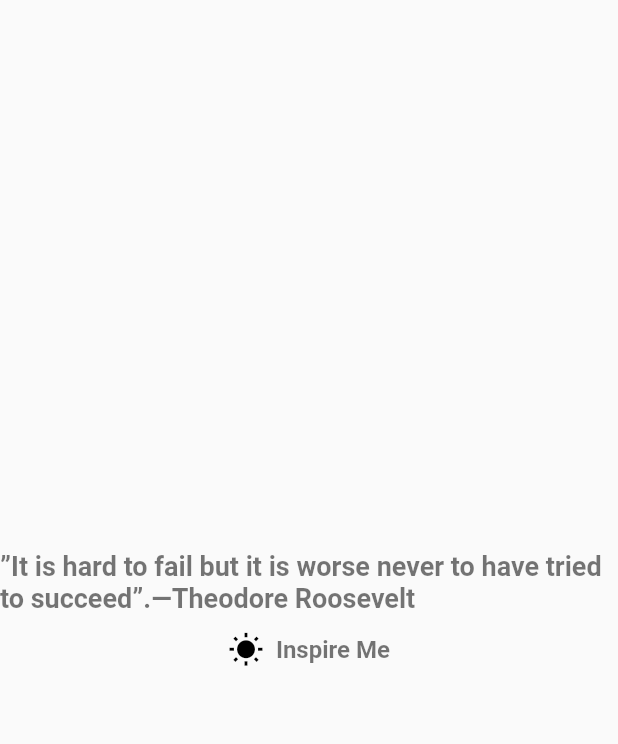
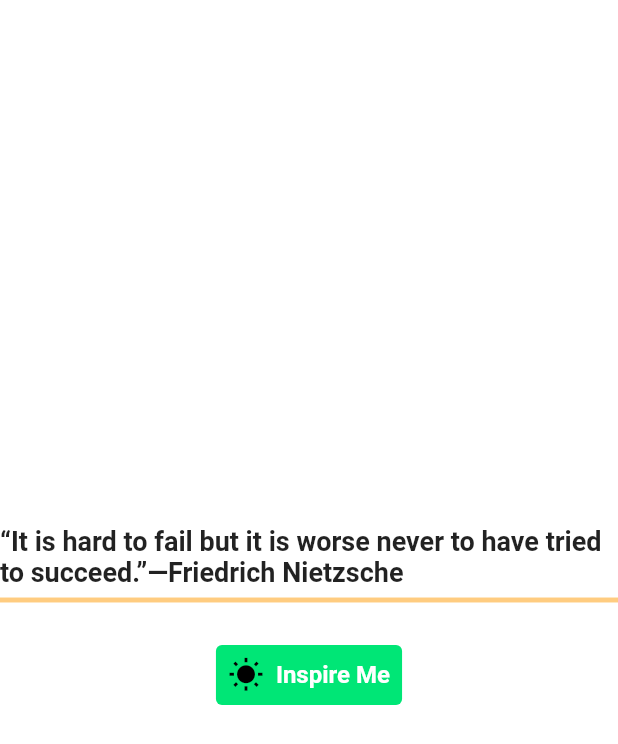
Before and after one commit to ABOALI112/quotes_app, a Flutter app: the screen it shows after launch, after a tap on "Inspire Me", on a phone screen of 412 x 824 dp. Shown: the top 744 px of the screen. Run offline on Flutter 3.47's test engine with Material 2 defaults, Android fonts, the phone set to English and light mode, and no system bars.

Commit message:
setting the textbutton at the center so it stay constant

```diff
--- a/lib/UI/home.dart
+++ b/lib/UI/home.dart
@@ -1,3 +1,5 @@
+import 'dart:ui';
+
 import 'package:flutter/material.dart';
 
 class Wisdom extends StatefulWidget {
@@ -8,6 +10,8 @@ class Wisdom extends StatefulWidget {
 }
 
 class _WisdomState extends State<Wisdom> {
+  int _counter = 0;
+
   final List Quotes = [
     "”It is hard to fail but it is worse never to have tried to succeed”.—Theodore Roosevelt",
     "“It is hard to fail but it is worse never to have tried to succeed.”—Friedrich Nietzsche",
@@ -32,20 +36,29 @@ class _WisdomState extends State<Wisdom> {
     TextStyle styles = const TextStyle(
       fontWeight: FontWeight.bold,
       fontSize: 18,
-      color: Colors.black54,
+      color: Colors.black87,
     );
     return MaterialApp(
       title: "Quotes App",
       home: Scaffold(
+        backgroundColor: Colors.white,
         body: Container(
           child: Column(
             mainAxisAlignment: MainAxisAlignment.center,
             children: [
-              Text(
-                Quotes[0],
+              Center(
+                child: Text(
+                  Quotes[_counter % Quotes.length],
                   style: styles,
                 ),
-              TextButton.icon(
+              ),
+              Divider(
+                thickness: 3.3,
+                color: Colors.orange.shade200,
+              ),
+              Padding(
+                padding: const EdgeInsets.only(top: 18.0),
+                child: TextButton.icon(
                   onPressed: _showQuote,
                   icon: const Icon(
                     Icons.wb_sunny,
@@ -53,7 +66,10 @@ class _WisdomState extends State<Wisdom> {
                   ),
                   label: Text(
                     "Inspire Me",
-                  style: styles.copyWith(fontSize: 16.0),
+                    style: styles.copyWith(fontSize: 16.0, color: Colors.white),
+                  ),
+                  style: TextButton.styleFrom(
+                      backgroundColor: Colors.greenAccent.shade400),
                 ),
               )
             ],
@@ -63,5 +79,9 @@ class _WisdomState extends State<Wisdom> {
     );
   }
 
-  void _showQuote() {}
+  void _showQuote() {
+    setState(() {
+      _counter++;
+    });
   }
+}
```
Lines whose indentation alone changed are shown as unchanged.
